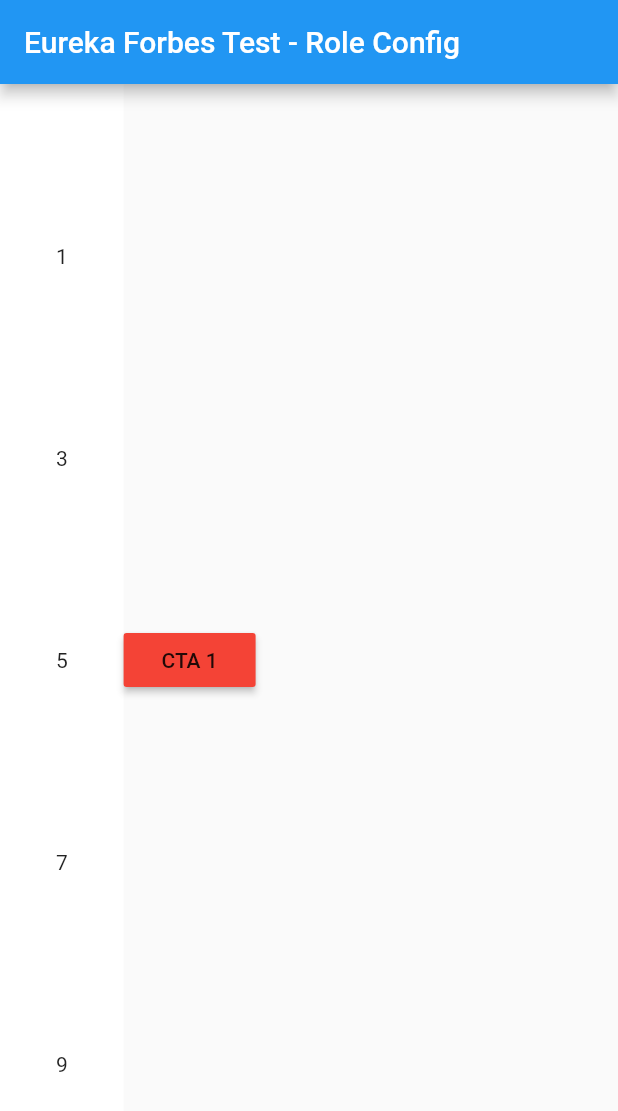
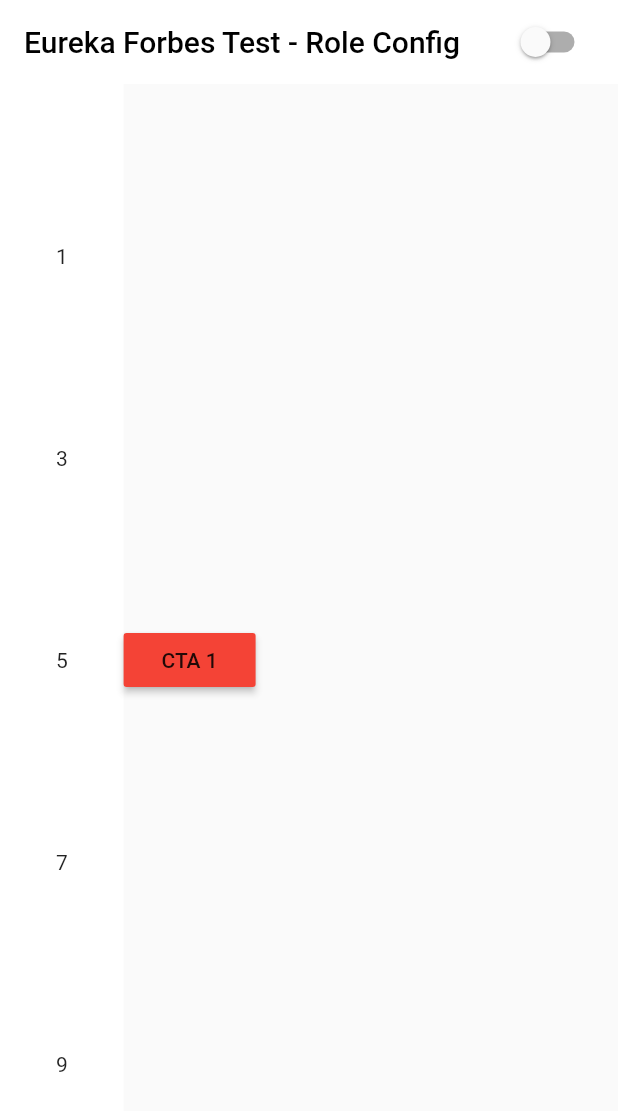
Before and after one commit to guptaShantanu/ef_test, a Flutter app: the screen it shows after launch, on a phone screen of 412 x 824 dp. Shown: the top 1111 px of the screen. Run offline on Flutter 3.47's test engine with Material 2 defaults, Android fonts, the phone set to English and light mode, and no system bars; our stand-ins replace flutter_bloc.

Commit message:
role switch

```diff
--- a/lib/features/dashboard/screens/dashboard_screen.dart
+++ b/lib/features/dashboard/screens/dashboard_screen.dart
@@ -1,5 +1,6 @@
 import 'package:ef_test/features/dashboard/screens/dashboard_drawer.dart';
 import 'package:ef_test/features/role_management/bloc/role_management_bloc.dart';
+import 'package:ef_test/features/role_management/screens/role_switch.dart';
 import 'package:flutter/material.dart';
 import 'package:flutter_bloc/flutter_bloc.dart';
 
@@ -10,7 +11,18 @@ class Dashboardscreen extends StatelessWidget {
   Widget build(BuildContext context) {
     return Scaffold(
       appBar: AppBar(
-        title: const Text('Eureka Forbes Test - Role Config'),
+        backgroundColor: Colors.white,
+        elevation: 0.0,
+        title: const Row(
+          children: [
+            Expanded(
+                child: Text(
+              'Eureka Forbes Test - Role Config',
+              style: TextStyle(color: Colors.black),
+            )),
+            RoleSwitch()
+          ],
+        ),
       ),
       body: Row(
         children: [
--- /dev/null
+++ b/lib/features/role_management/screens/role_switch.dart
@@ -0,0 +1,28 @@
+import 'package:ef_test/features/role_management/bloc/role_management_bloc.dart';
+import 'package:flutter/material.dart';
+import 'package:flutter_bloc/flutter_bloc.dart';
+
+class RoleSwitch extends StatelessWidget {
+  const RoleSwitch({super.key});
+
+  @override
+  Widget build(BuildContext context) {
+    return BlocBuilder<RoleManagementCubit, RoleManagementState>(
+        builder: (context, state) {
+      if (state is RoleManagementLoadeDState) {
+        return Switch(
+            value: state.config.role == 'Role 2',
+            onChanged: (val) {
+              if (val) {
+                BlocProvider.of<RoleManagementCubit>(context)
+                    .enableSecondRole();
+              } else {
+                BlocProvider.of<RoleManagementCubit>(context).enableFirstRole();
+              }
+            });
+      } else {
+        return const SizedBox.shrink();
+      }
+    });
+  }
+}
```
Also changed, not shown: lib/features/role_management/bloc/role_management_bloc.dart (+8 -2 lines).
